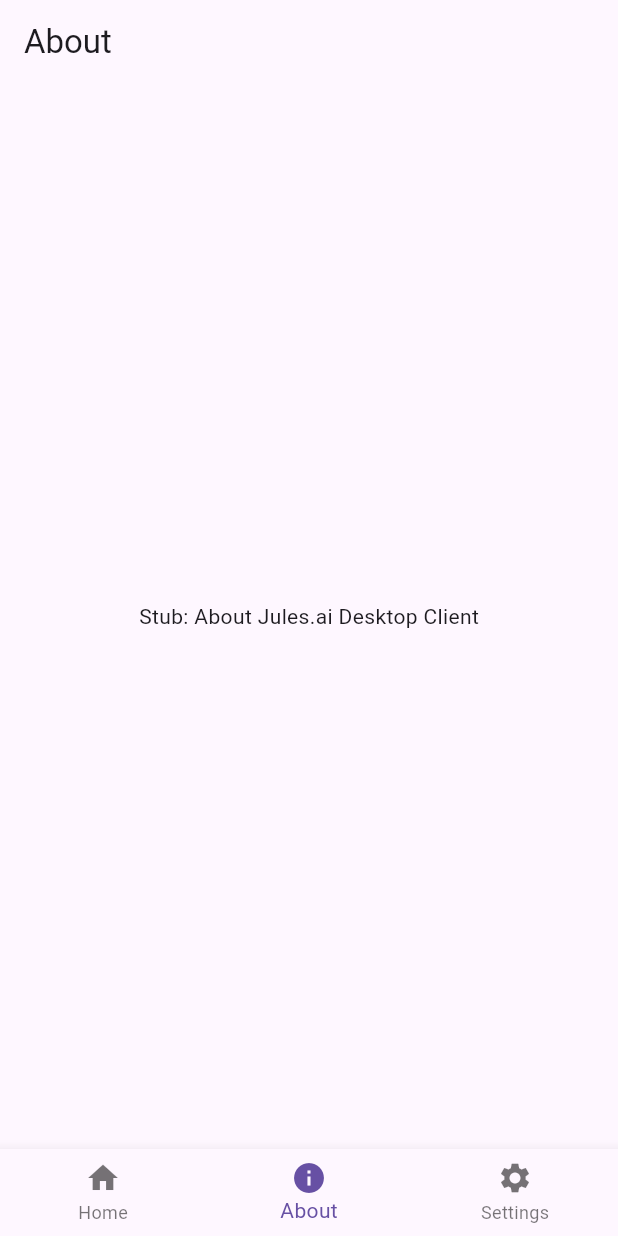
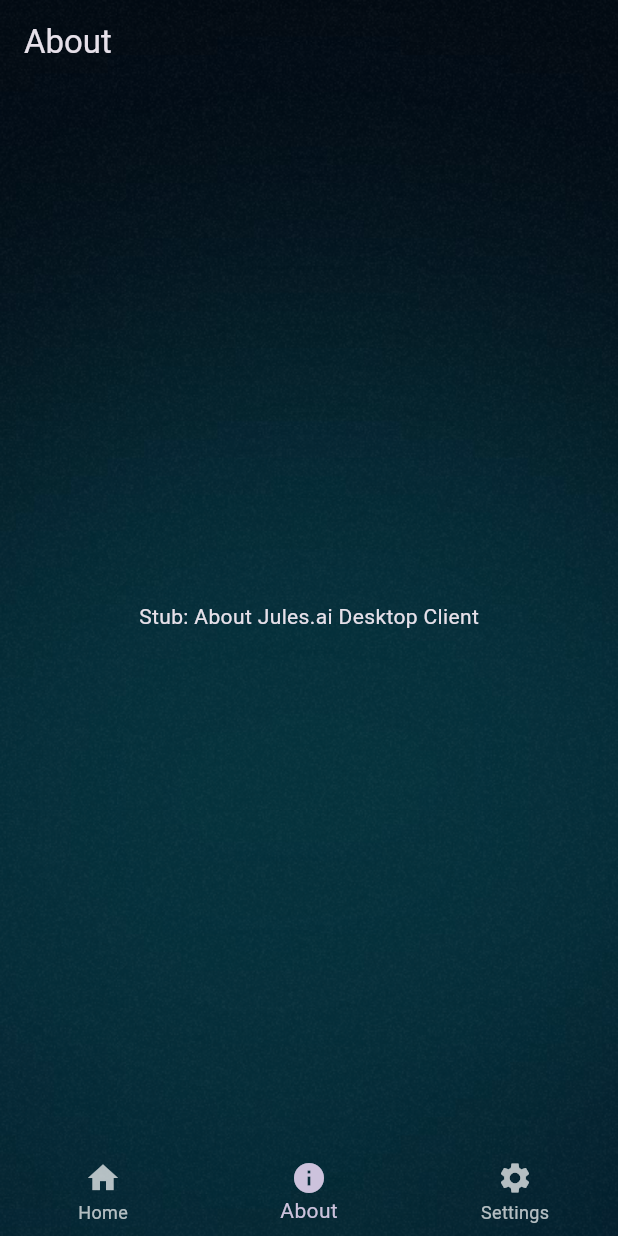
Before and after one commit to ddgybrasil-droid/JulesDesktop, a Flutter app: the screen it shows after launch, item 2 of the bottom bar chosen, on a phone screen of 412 x 824 dp. Run offline on Flutter 3.47's test engine with Material 3 defaults, Android fonts, the phone set to English and light mode, and no system bars.

Commit message:
feat(frontend): Implement custom dark theme background with blurred lake and noise texture
- Add `lake_background.jpg` and `noise.png` assets.
- Update `pubspec.yaml` to include the assets.
- Modify `MaterialApp` in `main.dart` to use `Brightness.dark` and transparent scaffold background.
- Wrap screens in a `Stack` via `MaterialApp.builder` to display the background layer optimally, ensuring smooth scrolling without repaints.
- Update `Scaffold` and `AppBar` in `HomeScreen`, `AboutScreen`, and `SettingsScreen` to have transparent backgrounds to reveal the custom theme.
- Update `BottomNavigationBar` in `MainLayout` to have a transparent background and no elevation.

Co-authored-by: ddgybrasil-droid <273183648+ddgybrasil-droid@users.noreply.github.com>

```diff
--- a/jules-desktop-client/frontend/lib/main.dart
+++ b/jules-desktop-client/frontend/lib/main.dart
@@ -27,8 +27,37 @@ class JulesDesktopApp extends StatelessWidget {
     return MaterialApp(
       title: 'Jules.ai Client',
       theme: ThemeData(
+        brightness: Brightness.dark,
+        scaffoldBackgroundColor: Colors.transparent,
         primarySwatch: Colors.blue,
       ),
+      builder: (context, child) {
+        return Stack(
+          children: [
+            Positioned.fill(
+              child: Image.asset(
+                'assets/lake_background.jpg',
+                fit: BoxFit.cover,
+              ),
+            ),
+            Positioned.fill(
+              child: Container(
+                decoration: BoxDecoration(
+                  image: DecorationImage(
+                    image: const AssetImage('assets/noise.png'),
+                    repeat: ImageRepeat.repeat,
+                    colorFilter: ColorFilter.mode(
+                      Colors.black.withValues(alpha: 0.15),
+                      BlendMode.srcOver,
+                    ),
+                  ),
+                ),
+              ),
+            ),
+            if (child != null) child,
+          ],
+        );
+      },
       home: const MainLayout(),
     );
   }
@@ -54,8 +83,11 @@ class _MainLayoutState extends State<MainLayout> {
   @override
   Widget build(BuildContext context) {
     return Scaffold(
+      backgroundColor: Colors.transparent,
       body: _screens[_currentIndex],
       bottomNavigationBar: BottomNavigationBar(
+        backgroundColor: Colors.transparent,
+        elevation: 0,
         currentIndex: _currentIndex,
         onTap: (index) {
           setState(() {
--- a/jules-desktop-client/frontend/lib/screens/about_screen.dart
+++ b/jules-desktop-client/frontend/lib/screens/about_screen.dart
@@ -7,7 +7,12 @@ class AboutScreen extends StatelessWidget {
   @override
   Widget build(BuildContext context) {
     return Scaffold(
-      appBar: AppBar(title: const Text('About')),
+      backgroundColor: Colors.transparent,
+      appBar: AppBar(
+        title: const Text('About'),
+        backgroundColor: Colors.transparent,
+        elevation: 0,
+      ),
       body: const Center(
         child: Text('Stub: About Jules.ai Desktop Client'),
       ),
--- a/jules-desktop-client/frontend/lib/screens/home_screen.dart
+++ b/jules-desktop-client/frontend/lib/screens/home_screen.dart
@@ -10,7 +10,12 @@ class HomeScreen extends StatelessWidget {
   @override
   Widget build(BuildContext context) {
     return Scaffold(
-      appBar: AppBar(title: const Text('Home')),
+      backgroundColor: Colors.transparent,
+      appBar: AppBar(
+        title: const Text('Home'),
+        backgroundColor: Colors.transparent,
+        elevation: 0,
+      ),
       body: Row(
         children: [
           Expanded(
--- a/jules-desktop-client/frontend/lib/screens/settings_screen.dart
+++ b/jules-desktop-client/frontend/lib/screens/settings_screen.dart
@@ -7,7 +7,12 @@ class SettingsScreen extends StatelessWidget {
   @override
   Widget build(BuildContext context) {
     return Scaffold(
-      appBar: AppBar(title: const Text('Settings')),
+      backgroundColor: Colors.transparent,
+      appBar: AppBar(
+        title: const Text('Settings'),
+        backgroundColor: Colors.transparent,
+        elevation: 0,
+      ),
       body: const Center(
         child: Text('Stub: Settings Configuration'),
       ),
--- a/jules-desktop-client/frontend/pubspec.yaml
+++ b/jules-desktop-client/frontend/pubspec.yaml
@@ -20,3 +20,6 @@ dev_dependencies:
 
 flutter:
   uses-material-design: true
+
+  assets:
+    - assets/
```
Also changed, not shown: jules-desktop-client/frontend/assets/lake_background.jpg (added), jules-desktop-client/frontend/assets/noise.png (added).
